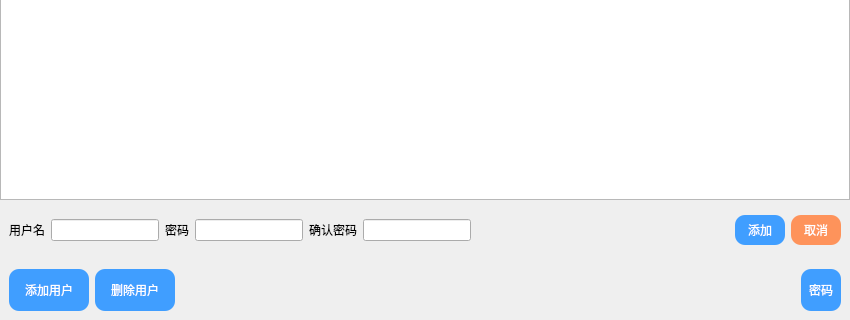
This is page_super.ui in CodePupil-min/eems as Qt 5 draws it before an edit; both pictures show x 0 to 850 and y 368 to 688 of the 850 by 688 pixel window. The edited form follows.
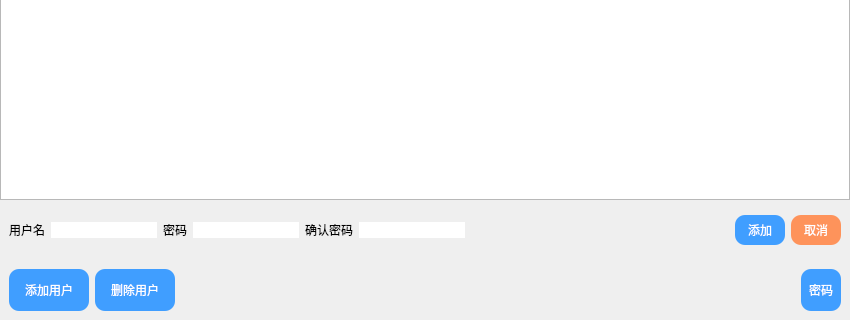
This is the edited form.

```diff
--- a/page_super.ui
+++ b/page_super.ui
@@ -74,6 +74,9 @@
           <verstretch>0</verstretch>
          </sizepolicy>
         </property>
+        <property name="styleSheet">
+         <string notr="true">border:none;</string>
+        </property>
        </widget>
       </item>
       <item>
@@ -81,6 +84,9 @@
         <property name="text">
          <string>密码</string>
         </property>
+        <property name="alignment">
+         <set>Qt::AlignLeading|Qt::AlignLeft|Qt::AlignVCenter</set>
+        </property>
        </widget>
       </item>
       <item>
@@ -91,6 +97,9 @@
           <verstretch>0</verstretch>
          </sizepolicy>
         </property>
+        <property name="styleSheet">
+         <string notr="true">border:none;</string>
+        </property>
         <property name="echoMode">
          <enum>QLineEdit::Password</enum>
         </property>
@@ -112,7 +121,7 @@
          </sizepolicy>
         </property>
         <property name="styleSheet">
-         <string notr="true"/>
+         <string notr="true">border:none;</string>
         </property>
         <property name="echoMode">
          <enum>QLineEdit::Password</enum>
@@ -124,9 +133,12 @@
         <property name="orientation">
          <enum>Qt::Horizontal</enum>
         </property>
+        <property name="sizeType">
+         <enum>QSizePolicy::Expanding</enum>
+        </property>
         <property name="sizeHint" stdset="0">
          <size>
-          <width>40</width>
+          <width>50</width>
           <height>20</height>
          </size>
         </property>
```
